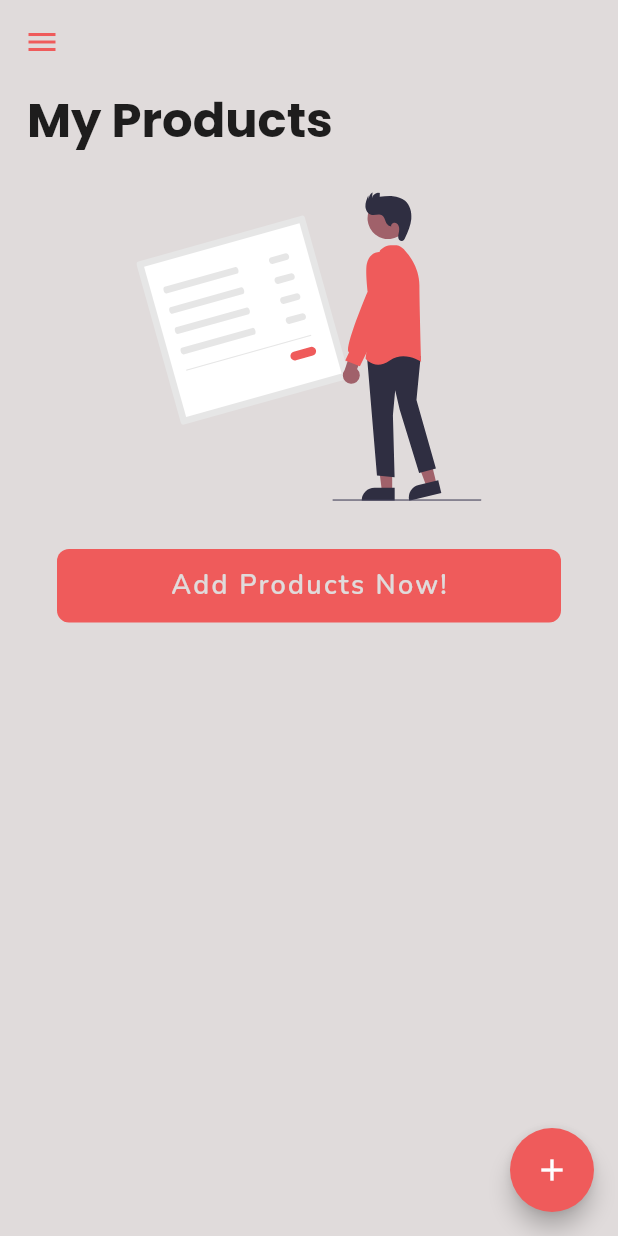
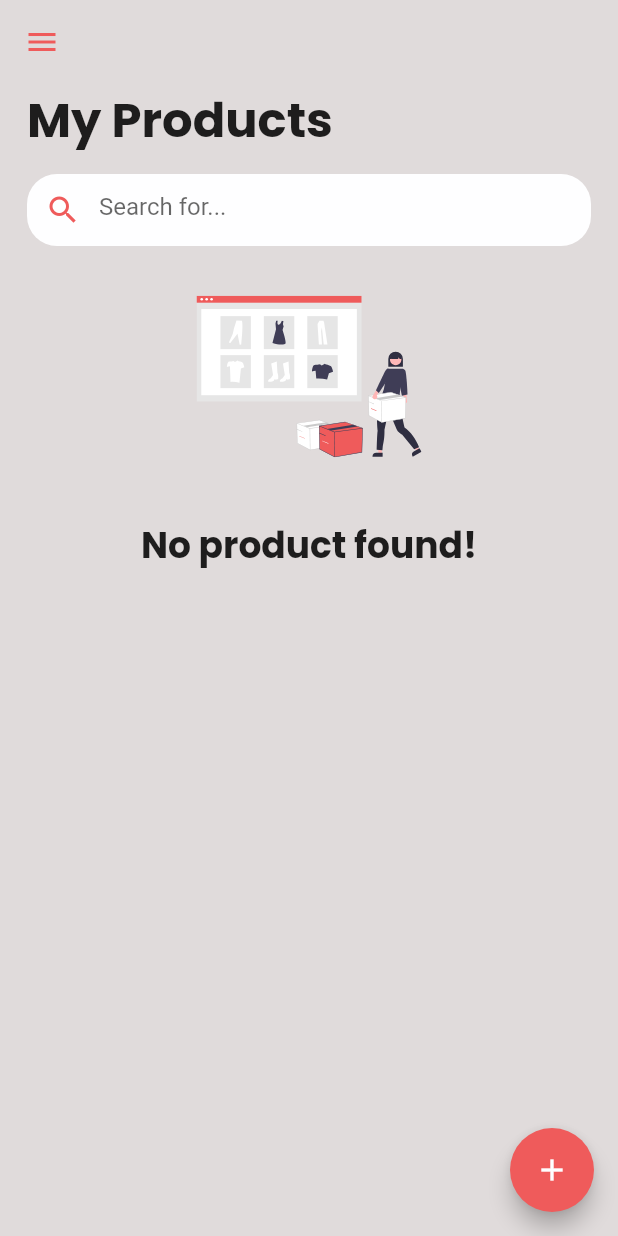
Before and after one commit to aliasar1/E-Commerce-Store-App, a Flutter app: the SellerHomeScreen screen opened directly, on a phone screen of 412 x 824 dp. Run offline on Flutter 3.47's test engine with Material 2 defaults, Android fonts, the phone set to English and light mode, and no system bars; our stand-ins replace cloud_firestore, firebase_auth, firebase_core, firebase_storage, flutter_svg, get and 3 more; accounts and stored records are empty.

Commit message:
Added product searching feature.

```diff
--- a/lib/controllers/auth_controller.dart
+++ b/lib/controllers/auth_controller.dart
@@ -7,7 +7,6 @@ import 'package:get/get.dart';
 import '../models/user_model.dart' as model;
 import '../managers/firebase_manager.dart';
 
-import 'package:get/get.dart';
 import 'package:firebase_auth/firebase_auth.dart';
 
 import '../utils/utils.dart';
--- /dev/null
+++ b/lib/controllers/search_controller.dart
@@ -0,0 +1,32 @@
+import 'package:cloud_firestore/cloud_firestore.dart';
+import 'package:get/get.dart';
+
+import '../managers/firebase_manager.dart';
+import '../models/product_model.dart';
+
+class SearchController extends GetxController {
+  final Rx<List<Product>> _searchedProducts = Rx<List<Product>>([]);
+
+  List<Product> get searchedProducts => _searchedProducts.value;
+
+  Future<void> searchProduct(String typedUser) async {
+    if (typedUser.isEmpty) {
+      _searchedProducts.value = [];
+      return;
+    }
+    List<Product> retVal = [];
+    QuerySnapshot query = await firestore
+        .collection('products')
+        .where('name', isGreaterThanOrEqualTo: typedUser.toLowerCase())
+        .get();
+    if (query.docs.isNotEmpty) {
+      for (var elem in query.docs) {
+        Product product = Product.fromSnap(elem);
+        if (product.name.toLowerCase().contains(typedUser.toLowerCase())) {
+          retVal.add(product);
+        }
+      }
+    }
+    _searchedProducts.value = retVal;
+  }
+}
--- a/lib/managers/strings_manager.dart
+++ b/lib/managers/strings_manager.dart
@@ -17,7 +17,7 @@ class StringsManager {
   static const String noEventsAttendedTxt = "Events Log is empty!";
   static const String descriptionTxt = 'Description';
   static const String registerNowTxt = 'Create your account';
-  static const String noEventTxt = "No event found!";
+  static const String noProducttTxt = "No product found!";
   static const String eventsHistoryTxt = "Events Attended";
   static const String eventsLogTxt = "Events Log";
   static const String favouriteTxt = "Favourite Events";
--- a/lib/views/add_product_screen.dart
+++ b/lib/views/add_product_screen.dart
@@ -1,5 +1,4 @@
 import 'package:e_commerce_shopping_app/widgets/cutom_button.dart';
-import 'package:e_commerce_shopping_app/widgets/seller_home_drawer.dart';
 import 'package:flutter/material.dart';
 import 'package:get/get.dart';
 
--- a/lib/views/seller_home_screen.dart
+++ b/lib/views/seller_home_screen.dart
@@ -1,6 +1,7 @@
 import 'package:e_commerce_shopping_app/managers/colors_manager.dart';
 import 'package:e_commerce_shopping_app/models/product_model.dart';
 import 'package:e_commerce_shopping_app/views/add_product_screen.dart';
+import 'package:e_commerce_shopping_app/widgets/custom_search.dart';
 import 'package:flutter/material.dart';
 import 'package:flutter_svg/flutter_svg.dart';
 import 'package:get/get.dart';
@@ -10,11 +11,14 @@ import '../utils/exports/managers_exports.dart';
 import '../widgets/custom_text.dart';
 import '../widgets/cutom_button.dart';
 import '../widgets/seller_home_drawer.dart';
+import '../controllers/search_controller.dart' as ctrl;
 
 class SellerHomeScreen extends StatelessWidget {
   SellerHomeScreen({super.key});
 
   final ProductController productController = Get.put(ProductController());
+  final ctrl.SearchController searchController =
+      Get.put(ctrl.SearchController());
 
   @override
   Widget build(BuildContext context) {
@@ -44,8 +48,58 @@ class SellerHomeScreen extends StatelessWidget {
               const SizedBox(
                 height: 12,
               ),
+              CustomSearchWidget(
+                onFieldSubmit: (value) {
+                  searchController.searchProduct(value.trim());
+                },
+              ),
+              const SizedBox(
+                height: 12,
+              ),
               Obx(
                 () {
+                  if (searchController.searchedProducts.isNotEmpty) {
+                    return Expanded(
+                      child: GridView.builder(
+                        padding: const EdgeInsets.all(10.0),
+                        itemCount: searchController.searchedProducts.length,
+                        itemBuilder: (ctx, i) {
+                          final prod = searchController.searchedProducts[i];
+                          return ProductsCard(prod: prod);
+                        },
+                        gridDelegate:
+                            const SliverGridDelegateWithFixedCrossAxisCount(
+                          crossAxisCount: 2,
+                          crossAxisSpacing: 10,
+                          mainAxisSpacing: 10,
+                        ),
+                      ),
+                    );
+                  } else if (productController.products.isEmpty) {
+                    return Center(
+                      child: Column(
+                        mainAxisAlignment: MainAxisAlignment.center,
+                        children: [
+                          SvgPicture.asset(
+                            'assets/images/no_product_found.svg',
+                            height: SizeManager.splashIconSize,
+                            width: SizeManager.splashIconSize,
+                            fit: BoxFit.scaleDown,
+                          ),
+                          const SizedBox(
+                            height: 20,
+                          ),
+                          const Txt(
+                            textAlign: TextAlign.center,
+                            text: StringsManager.noProducttTxt,
+                            fontWeight: FontWeightManager.bold,
+                            fontSize: FontSize.titleFontSize,
+                            fontFamily: FontsManager.fontFamilyPoppins,
+                          ),
+                        ],
+                      ),
+                    );
+                  } else {
                     return productController.products.isNotEmpty
                         ? Expanded(
                             child: GridView.builder(
@@ -53,6 +107,48 @@ class SellerHomeScreen extends StatelessWidget {
                               itemCount: productController.products.length,
                               itemBuilder: (ctx, i) {
                                 final prod = productController.products[i];
+                                return ProductsCard(prod: prod);
+                              },
+                              gridDelegate:
+                                  const SliverGridDelegateWithFixedCrossAxisCount(
+                                crossAxisCount: 2,
+                                crossAxisSpacing: 10,
+                                mainAxisSpacing: 10,
+                              ),
+                            ),
+                          )
+                        : const AddProductTemplate();
+                  }
+                },
+              ),
+            ],
+          ),
+        ),
+        floatingActionButton: FloatingActionButton(
+          onPressed: () {
+            Get.to(AddProductScreen(), arguments: [productController]);
+          },
+          backgroundColor: ColorsManager.secondaryColor,
+          child: const Icon(
+            Icons.add,
+            color: ColorsManager.whiteColor,
+          ),
+        ),
+      ),
+    );
+  }
+}
+
+class ProductsCard extends StatelessWidget {
+  const ProductsCard({
+    super.key,
+    required this.prod,
+  });
+
+  final Product prod;
+
+  @override
+  Widget build(BuildContext context) {
     return Container(
       width: 120,
       decoration: BoxDecoration(
@@ -91,33 +187,6 @@ class SellerHomeScreen extends StatelessWidget {
             ),
           ),
         ],
-                                ),
-                              );
-                            },
-                            gridDelegate:
-                                const SliverGridDelegateWithFixedCrossAxisCount(
-                              crossAxisCount: 2,
-                              crossAxisSpacing: 10,
-                              mainAxisSpacing: 10,
-                            ),
-                          ),
-                        )
-                      : const AddProductTemplate();
-                },
-              ),
-            ],
-          ),
-        ),
-        floatingActionButton: FloatingActionButton(
-          onPressed: () {
-            Get.to(AddProductScreen(), arguments: [productController]);
-          },
-          backgroundColor: ColorsManager.secondaryColor,
-          child: const Icon(
-            Icons.add,
-            color: ColorsManager.whiteColor,
-          ),
-        ),
       ),
     );
   }
--- /dev/null
+++ b/lib/widgets/custom_search.dart
@@ -0,0 +1,46 @@
+import 'package:flutter/material.dart';
+
+import '../utils/exports/managers_exports.dart';
+
+class CustomSearchWidget extends StatefulWidget {
+  final TextEditingController? controller;
+  final String? Function(String?)? validator;
+  final void Function(String)? onFieldSubmit;
+
+  const CustomSearchWidget(
+      {Key? key, this.controller, this.validator, this.onFieldSubmit})
+      : super(key: key);
+
+  @override
+  // ignore: library_private_types_in_public_api
+  _CustomSearchWidgetState createState() => _CustomSearchWidgetState();
+}
+
+class _CustomSearchWidgetState extends State<CustomSearchWidget> {
+  @override
+  Widget build(BuildContext context) {
+    return Container(
+      decoration: BoxDecoration(
+        borderRadius: BorderRadius.circular(20),
+        color: ColorsManager.whiteColor,
+      ),
+      child: TextFormField(
+        cursorColor: ColorsManager.secondaryColor,
+        controller: widget.controller,
+        onFieldSubmitted: widget.onFieldSubmit,
+        onChanged: widget.onFieldSubmit,
+        validator: widget.validator,
+        autovalidateMode: AutovalidateMode.onUserInteraction,
+        decoration: const InputDecoration(
+          prefixIcon: Icon(
+            Icons.search,
+            color: ColorsManager.secondaryColor,
+          ),
+          hintText: 'Search for...',
+          border: InputBorder.none,
+          contentPadding: EdgeInsets.symmetric(horizontal: 16, vertical: 12),
+        ),
+      ),
+    );
+  }
+}
--- a/lib/widgets/underline_textform_field.dart
+++ b/lib/widgets/underline_textform_field.dart
@@ -39,6 +39,7 @@ class _UnderlineTextFormFieldState extends State<UnderlineTextFormField> {
       keyboardType: widget.keyboardType ?? TextInputType.text,
       textCapitalization: widget.textCapitalization ?? TextCapitalization.words,
       maxLength: widget.maxLength,
+      cursorColor: ColorsManager.secondaryColor,
       decoration: InputDecoration(
         labelText: widget.label,
         labelStyle: const TextStyle(
```
Also changed, not shown: assets/images/no_product_found.svg (added). Lines whose indentation alone changed are shown as unchanged.
